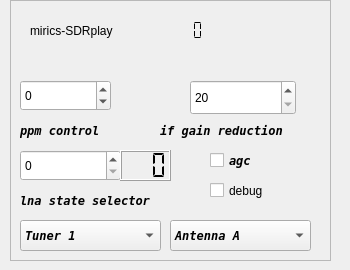
First picture: the form in devices/sdrplay-handler/sdrplay-widget.ui, repository JvanKatwijk/qt-dab, before the edit.
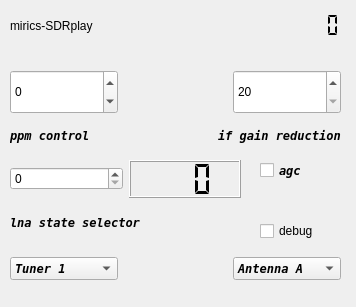
Second picture: the form after the edit.

What changed in the file:
```diff
--- a/devices/sdrplay-handler/sdrplay-widget.ui
+++ b/devices/sdrplay-handler/sdrplay-widget.ui
@@ -6,81 +6,36 @@
    <rect>
     <x>0</x>
     <y>0</y>
-    <width>350</width>
-    <height>270</height>
+    <width>356</width>
+    <height>307</height>
    </rect>
   </property>
+  <property name="sizePolicy">
+   <sizepolicy hsizetype="Expanding" vsizetype="Expanding">
+    <horstretch>0</horstretch>
+    <verstretch>0</verstretch>
+   </sizepolicy>
+  </property>
   <property name="windowTitle">
    <string>SDRplay control</string>
   </property>
-  <widget class="QFrame" name="frame">
+  <widget class="QWidget" name="horizontalLayoutWidget">
    <property name="geometry">
     <rect>
      <x>10</x>
-     <y>0</y>
-     <width>321</width>
-     <height>261</height>
+     <y>250</y>
+     <width>331</width>
+     <height>38</height>
     </rect>
    </property>
-   <property name="frameShape">
-    <enum>QFrame::StyledPanel</enum>
-   </property>
-   <property name="frameShadow">
-    <enum>QFrame::Raised</enum>
-   </property>
-   <widget class="QLabel" name="deviceLabel">
-    <property name="geometry">
-     <rect>
-      <x>20</x>
-      <y>20</y>
-      <width>121</width>
-      <height>21</height>
-     </rect>
-    </property>
-    <property name="text">
-     <string>mirics-SDRplay</string>
-    </property>
-   </widget>
-   <widget class="QLabel" name="statusLabel">
-    <property name="geometry">
-     <rect>
-      <x>16</x>
-      <y>180</y>
-      <width>121</width>
-      <height>21</height>
-     </rect>
-    </property>
-    <property name="text">
-     <string/>
-    </property>
-   </widget>
-   <widget class="QLCDNumber" name="api_version">
-    <property name="geometry">
-     <rect>
-      <x>130</x>
-      <y>20</y>
-      <width>81</width>
-      <height>21</height>
-     </rect>
-    </property>
-    <property name="toolTip">
-     <string>&lt;html&gt;&lt;head/&gt;&lt;body&gt;&lt;p&gt;Version of the SDRplay library detected.&lt;/p&gt;&lt;/body&gt;&lt;/html&gt;</string>
-    </property>
-    <property name="lineWidth">
-     <number>0</number>
-    </property>
-    <property name="segmentStyle">
-     <enum>QLCDNumber::Flat</enum>
-    </property>
-   </widget>
-   <widget class="QCheckBox" name="agcControl">
-    <property name="geometry">
-     <rect>
-      <x>200</x>
-      <y>150</y>
-      <width>71</width>
-      <height>21</height>
-     </rect>
+   <layout class="QHBoxLayout" name="horizontalLayout">
+    <item>
+     <widget class="QComboBox" name="tunerSelector">
+      <property name="sizePolicy">
+       <sizepolicy hsizetype="Expanding" vsizetype="Fixed">
+        <horstretch>0</horstretch>
+        <verstretch>0</verstretch>
+       </sizepolicy>
     </property>
     <property name="font">
      <font>
@@ -91,52 +46,40 @@
      </font>
     </property>
     <property name="toolTip">
-     <string>&lt;html&gt;&lt;head/&gt;&lt;body&gt;&lt;p&gt;Touch to switch on automatic gain control - based on the setting of the lnastate and the ifgain.&lt;/p&gt;&lt;p&gt;If switched on, the lnastate switch and the ifgain slider are switched off&lt;/p&gt;&lt;/body&gt;&lt;/html&gt;</string>
-    </property>
+       <string>&lt;html&gt;&lt;head/&gt;&lt;body&gt;&lt;p&gt;If the device is an rspduo, select the tuner with this combobox&lt;/p&gt;&lt;/body&gt;&lt;/html&gt;</string>
+      </property>
+      <item>
     <property name="text">
-     <string>agc</string>
-    </property>
-   </widget>
-   <widget class="QSpinBox" name="ppmControl">
-    <property name="geometry">
-     <rect>
-      <x>10</x>
-      <y>80</y>
-      <width>91</width>
-      <height>31</height>
-     </rect>
-    </property>
-    <property name="toolTip">
-     <string>&lt;html&gt;&lt;head/&gt;&lt;body&gt;&lt;p&gt;ppm control. Tells the device the offset (in ppm) of the observed oscillator offset.&lt;/p&gt;&lt;/body&gt;&lt;/html&gt;</string>
-    </property>
-    <property name="minimum">
-     <number>-200</number>
-    </property>
-    <property name="maximum">
-     <number>200</number>
-    </property>
-   </widget>
-   <widget class="QLabel" name="serialNumber">
-    <property name="geometry">
-     <rect>
-      <x>20</x>
-      <y>50</y>
-      <width>171</width>
-      <height>21</height>
-     </rect>
-    </property>
-    <property name="text">
-     <string/>
-    </property>
-   </widget>
+        <string>Tuner 1</string>
+       </property>
+      </item>
+      <item>
+       <property name="text">
+        <string>Tuner 2</string>
+       </property>
+      </item>
+     </widget>
+    </item>
+    <item>
+     <spacer name="horizontalSpacer_2">
+      <property name="orientation">
+       <enum>Qt::Horizontal</enum>
+      </property>
+      <property name="sizeHint" stdset="0">
+       <size>
+        <width>40</width>
+        <height>20</height>
+       </size>
+      </property>
+     </spacer>
+    </item>
+    <item>
    <widget class="QComboBox" name="antennaSelector">
-    <property name="geometry">
-     <rect>
-      <x>160</x>
-      <y>220</y>
-      <width>141</width>
-      <height>31</height>
-     </rect>
+      <property name="sizePolicy">
+       <sizepolicy hsizetype="Expanding" vsizetype="Fixed">
+        <horstretch>0</horstretch>
+        <verstretch>0</verstretch>
+       </sizepolicy>
     </property>
     <property name="font">
      <font>
@@ -160,28 +103,146 @@
      </property>
     </item>
    </widget>
+    </item>
+   </layout>
+  </widget>
+  <widget class="QWidget" name="horizontalLayoutWidget_2">
+   <property name="geometry">
+    <rect>
+     <x>10</x>
+     <y>70</y>
+     <width>331</width>
+     <height>44</height>
+    </rect>
+   </property>
+   <layout class="QHBoxLayout" name="horizontalLayout_2">
+    <item>
+     <widget class="QSpinBox" name="ppmControl">
+      <property name="sizePolicy">
+       <sizepolicy hsizetype="Expanding" vsizetype="Expanding">
+        <horstretch>0</horstretch>
+        <verstretch>0</verstretch>
+       </sizepolicy>
+      </property>
+      <property name="toolTip">
+       <string>&lt;html&gt;&lt;head/&gt;&lt;body&gt;&lt;p&gt;ppm control. Tells the device the offset (in ppm) of the observed oscillator offset.&lt;/p&gt;&lt;/body&gt;&lt;/html&gt;</string>
+      </property>
+      <property name="minimum">
+       <number>-200</number>
+      </property>
+      <property name="maximum">
+       <number>200</number>
+      </property>
+     </widget>
+    </item>
+    <item>
+     <spacer name="horizontalSpacer">
+      <property name="orientation">
+       <enum>Qt::Horizontal</enum>
+      </property>
+      <property name="sizeHint" stdset="0">
+       <size>
+        <width>40</width>
+        <height>20</height>
+       </size>
+      </property>
+     </spacer>
+    </item>
+    <item>
+     <widget class="QSpinBox" name="GRdBSelector">
+      <property name="sizePolicy">
+       <sizepolicy hsizetype="Expanding" vsizetype="Expanding">
+        <horstretch>0</horstretch>
+        <verstretch>0</verstretch>
+       </sizepolicy>
+      </property>
+      <property name="minimum">
+       <number>20</number>
+      </property>
+      <property name="maximum">
+       <number>59</number>
+      </property>
+     </widget>
+    </item>
+   </layout>
+  </widget>
+  <widget class="QWidget" name="verticalLayoutWidget">
+   <property name="geometry">
+    <rect>
+     <x>260</x>
+     <y>160</y>
+     <width>81</width>
+     <height>81</height>
+    </rect>
+   </property>
+   <layout class="QVBoxLayout" name="verticalLayout">
+    <item>
+     <widget class="QCheckBox" name="agcControl">
+      <property name="font">
+       <font>
+        <family>DejaVu Sans Mono</family>
+        <weight>75</weight>
+        <italic>true</italic>
+        <bold>true</bold>
+       </font>
+      </property>
+      <property name="toolTip">
+       <string>&lt;html&gt;&lt;head/&gt;&lt;body&gt;&lt;p&gt;Touch to switch on automatic gain control - based on the setting of the lnastate and the ifgain.&lt;/p&gt;&lt;p&gt;If switched on, the lnastate switch and the ifgain slider are switched off&lt;/p&gt;&lt;/body&gt;&lt;/html&gt;</string>
+      </property>
+      <property name="text">
+       <string>agc</string>
+      </property>
+     </widget>
+    </item>
+    <item>
+     <spacer name="verticalSpacer">
+      <property name="orientation">
+       <enum>Qt::Vertical</enum>
+      </property>
+      <property name="sizeHint" stdset="0">
+       <size>
+        <width>20</width>
+        <height>40</height>
+       </size>
+      </property>
+     </spacer>
+    </item>
+    <item>
+     <widget class="QCheckBox" name="debugControl">
+      <property name="text">
+       <string>debug</string>
+      </property>
+     </widget>
+    </item>
+   </layout>
+  </widget>
+  <widget class="QWidget" name="verticalLayoutWidget_2">
+   <property name="geometry">
+    <rect>
+     <x>10</x>
+     <y>160</y>
+     <width>231</width>
+     <height>81</height>
+    </rect>
+   </property>
+   <layout class="QVBoxLayout" name="verticalLayout_2">
+    <item>
+     <layout class="QHBoxLayout" name="horizontalLayout_3">
+      <item>
    <widget class="QSpinBox" name="lnaGainSetting">
-    <property name="geometry">
-     <rect>
-      <x>10</x>
-      <y>150</y>
-      <width>101</width>
-      <height>31</height>
-     </rect>
+        <property name="sizePolicy">
+         <sizepolicy hsizetype="Preferred" vsizetype="Fixed">
+          <horstretch>0</horstretch>
+          <verstretch>0</verstretch>
+         </sizepolicy>
     </property>
     <property name="toolTip">
      <string>&lt;html&gt;&lt;head/&gt;&lt;body&gt;&lt;p&gt;Setting the lna state, determining the gain reduction applied in the lna.&lt;/p&gt;&lt;/body&gt;&lt;/html&gt;</string>
     </property>
    </widget>
+      </item>
+      <item>
    <widget class="QLCDNumber" name="lnaGRdBDisplay">
-    <property name="geometry">
-     <rect>
-      <x>110</x>
-      <y>150</y>
-      <width>51</width>
-      <height>31</height>
-     </rect>
-    </property>
     <property name="toolTip">
      <string>&lt;html&gt;&lt;head/&gt;&lt;body&gt;&lt;p&gt;The display shows the gain reduction in the lna of the device.&lt;/p&gt;&lt;/body&gt;&lt;/html&gt;</string>
     </property>
@@ -192,15 +253,11 @@
      <enum>QLCDNumber::Flat</enum>
     </property>
    </widget>
-   <widget class="QComboBox" name="tunerSelector">
-    <property name="geometry">
-     <rect>
-      <x>10</x>
-      <y>220</y>
-      <width>141</width>
-      <height>31</height>
-     </rect>
-    </property>
+      </item>
+     </layout>
+    </item>
+    <item>
+     <widget class="QLabel" name="label_2">
     <property name="font">
      <font>
       <family>DejaVu Sans Mono</family>
@@ -209,42 +266,25 @@
       <bold>true</bold>
      </font>
     </property>
-    <property name="toolTip">
-     <string>&lt;html&gt;&lt;head/&gt;&lt;body&gt;&lt;p&gt;If the device is an rspduo, select the tuner with this combobox&lt;/p&gt;&lt;/body&gt;&lt;/html&gt;</string>
-    </property>
-    <item>
      <property name="text">
-      <string>Tuner 1</string>
-     </property>
+       <string>lna state selector</string>
+      </property>
+     </widget>
     </item>
-    <item>
-     <property name="text">
-      <string>Tuner 2</string>
-     </property>
-    </item>
-   </widget>
-   <widget class="QCheckBox" name="debugControl">
+   </layout>
+  </widget>
+  <widget class="QWidget" name="horizontalLayoutWidget_4">
     <property name="geometry">
      <rect>
-      <x>200</x>
-      <y>180</y>
-      <width>88</width>
-      <height>21</height>
-     </rect>
-    </property>
-    <property name="text">
-     <string>debug</string>
-    </property>
-   </widget>
+     <x>10</x>
+     <y>120</y>
+     <width>331</width>
+     <height>31</height>
+    </rect>
+   </property>
+   <layout class="QHBoxLayout" name="horizontalLayout_4">
+    <item>
    <widget class="QLabel" name="label">
-    <property name="geometry">
-     <rect>
-      <x>10</x>
-      <y>120</y>
-      <width>101</width>
-      <height>21</height>
-     </rect>
-    </property>
     <property name="font">
      <font>
       <family>DejaVu Sans Mono</family>
@@ -257,15 +297,22 @@
      <string>ppm control</string>
     </property>
    </widget>
+    </item>
+    <item>
+     <spacer name="horizontalSpacer_3">
+      <property name="orientation">
+       <enum>Qt::Horizontal</enum>
+      </property>
+      <property name="sizeHint" stdset="0">
+       <size>
+        <width>40</width>
+        <height>20</height>
+       </size>
+      </property>
+     </spacer>
+    </item>
+    <item>
    <widget class="QLabel" name="gainsliderLabel">
-    <property name="geometry">
-     <rect>
-      <x>150</x>
-      <y>120</y>
-      <width>151</width>
-      <height>21</height>
-     </rect>
-    </property>
     <property name="font">
      <font>
       <family>DejaVu Sans Mono</family>
@@ -278,43 +325,72 @@
      <string>if gain reduction</string>
     </property>
    </widget>
-   <widget class="QLabel" name="label_2">
+    </item>
+   </layout>
+  </widget>
+  <widget class="QWidget" name="horizontalLayoutWidget_3">
     <property name="geometry">
      <rect>
       <x>10</x>
-      <y>190</y>
-      <width>171</width>
+     <y>10</y>
+     <width>331</width>
+     <height>31</height>
+    </rect>
+   </property>
+   <layout class="QHBoxLayout" name="horizontalLayout_5">
+    <item>
+     <widget class="QLabel" name="deviceLabel">
+      <property name="text">
+       <string>mirics-SDRplay</string>
+      </property>
+     </widget>
+    </item>
+    <item>
+     <spacer name="horizontalSpacer_4">
+      <property name="orientation">
+       <enum>Qt::Horizontal</enum>
+      </property>
+      <property name="sizeHint" stdset="0">
+       <size>
+        <width>40</width>
+        <height>20</height>
+       </size>
+      </property>
+     </spacer>
+    </item>
+    <item>
+     <widget class="QLCDNumber" name="api_version">
+      <property name="toolTip">
+       <string>&lt;html&gt;&lt;head/&gt;&lt;body&gt;&lt;p&gt;Version of the SDRplay library detected.&lt;/p&gt;&lt;/body&gt;&lt;/html&gt;</string>
+      </property>
+      <property name="lineWidth">
+       <number>0</number>
+      </property>
+      <property name="segmentStyle">
+       <enum>QLCDNumber::Flat</enum>
+      </property>
+     </widget>
+    </item>
+   </layout>
+  </widget>
+  <widget class="QLabel" name="serialNumber">
+   <property name="geometry">
+    <rect>
+     <x>20</x>
+     <y>40</y>
+     <width>311</width>
       <height>21</height>
      </rect>
     </property>
-    <property name="font">
-     <font>
-      <family>DejaVu Sans Mono</family>
-      <weight>75</weight>
-      <italic>true</italic>
-      <bold>true</bold>
-     </font>
+   <property name="sizePolicy">
+    <sizepolicy hsizetype="Expanding" vsizetype="Preferred">
+     <horstretch>0</horstretch>
+     <verstretch>0</verstretch>
+    </sizepolicy>
     </property>
     <property name="text">
-     <string>lna state selector</string>
-    </property>
-   </widget>
-   <widget class="QSpinBox" name="GRdBSelector">
-    <property name="geometry">
-     <rect>
-      <x>180</x>
-      <y>80</y>
-      <width>106</width>
-      <height>35</height>
-     </rect>
-    </property>
-    <property name="minimum">
-     <number>20</number>
-    </property>
-    <property name="maximum">
-     <number>59</number>
-    </property>
-   </widget>
+    <string/>
+   </property>
   </widget>
  </widget>
  <resources/>
```
Lines whose indentation alone changed are shown as unchanged.
